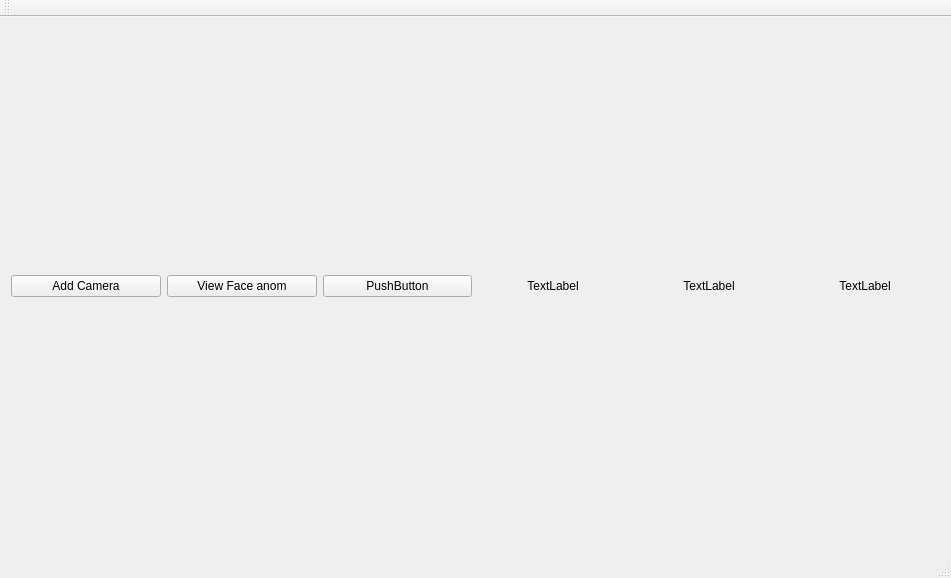
The window that QtVigil/QtVigil.ui (khaledsalem999/Vigil) describes before a commit, drawn with Qt 5.
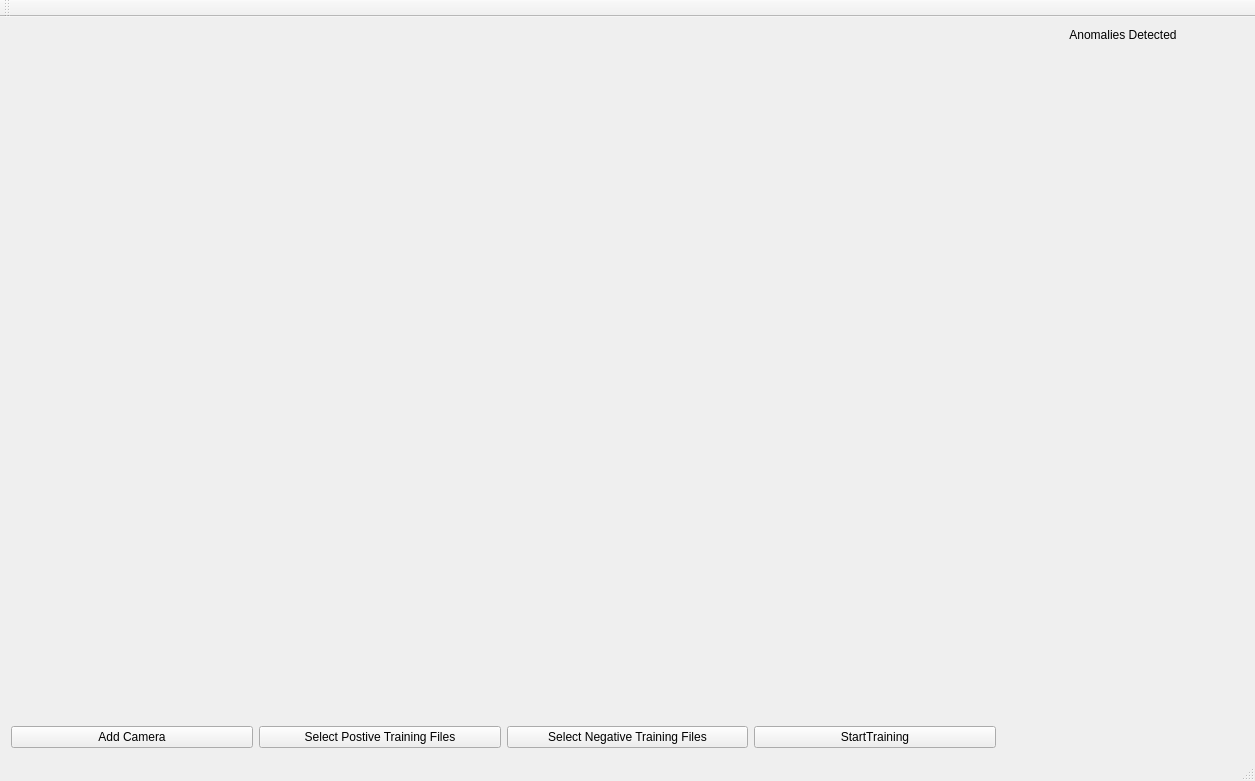
The same window after the commit.

Diff of the .ui file:
```diff
--- a/QtVigil/QtVigil.ui
+++ b/QtVigil/QtVigil.ui
@@ -6,8 +6,8 @@
    <rect>
     <x>0</x>
     <y>0</y>
-    <width>951</width>
-    <height>578</height>
+    <width>1255</width>
+    <height>781</height>
    </rect>
   </property>
   <property name="windowTitle">
@@ -15,57 +15,56 @@
   </property>
   <widget class="QWidget" name="centralWidget">
    <layout class="QGridLayout" name="gridLayout">
-    <item row="0" column="7">
-     <widget class="QLabel" name="label_3">
+    <item row="2" column="4">
+     <widget class="QPushButton" name="NegativeTrain">
       <property name="text">
-       <string>TextLabel</string>
-      </property>
-      <property name="alignment">
-       <set>Qt::AlignCenter</set>
+       <string>Select Negative Training Files</string>
       </property>
      </widget>
     </item>
-    <item row="0" column="2">
+    <item row="2" column="2">
      <widget class="QPushButton" name="AddCam">
       <property name="text">
        <string>Add Camera</string>
       </property>
      </widget>
     </item>
-    <item row="0" column="5">
-     <widget class="QLabel" name="label">
+    <item row="2" column="3">
+     <widget class="QPushButton" name="PostiveTrain">
       <property name="text">
-       <string>TextLabel</string>
+       <string>Select Postive Training Files</string>
       </property>
-      <property name="alignment">
-       <set>Qt::AlignCenter</set>
-      </property>
      </widget>
     </item>
-    <item row="0" column="3">
-     <widget class="QPushButton" name="OpenFace">
+    <item row="2" column="5">
+     <widget class="QPushButton" name="StartTrain">
       <property name="text">
-       <string>View Face anom</string>
-      </property>
-     </widget>
-    </item>
-    <item row="0" column="4">
-     <widget class="QPushButton" name="pushButton">
-      <property name="text">
-       <string>PushButton</string>
+       <string>StartTraining</string>
       </property>
      </widget>
     </item>
     <item row="0" column="6">
-     <widget class="QLabel" name="label_2">
+     <widget class="QLabel" name="label">
+      <property name="sizePolicy">
+       <sizepolicy hsizetype="Preferred" vsizetype="Fixed">
+        <horstretch>0</horstretch>
+        <verstretch>0</verstretch>
+       </sizepolicy>
+      </property>
       <property name="text">
-       <string>TextLabel</string>
+       <string>Anomalies Detected</string>
       </property>
       <property name="alignment">
        <set>Qt::AlignCenter</set>
       </property>
      </widget>
     </item>
+    <item row="0" column="2" rowspan="2" colspan="4">
+     <layout class="QGridLayout" name="gridLayout_3"/>
+    </item>
+    <item row="1" column="6" rowspan="2">
+     <layout class="QGridLayout" name="gridLayout_2"/>
+    </item>
    </layout>
   </widget>
   <widget class="QMenuBar" name="menuBar">
```
Left out of the diff: 2 changed lines with no effect on the pictures.
